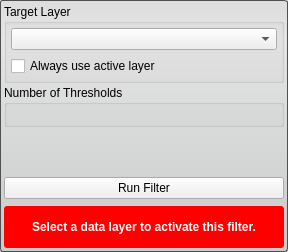
This is src/Interface/ToolInterface/OtsuThresholdFilterInterface.ui in SCIInstitute/Seg3D as Qt 5 draws it before an edit. The edited form follows.
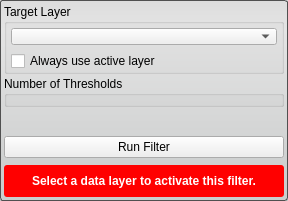
This is the edited form. Custom widgets are drawn as their Qt base class.

Commit message: updates to the Cmake files to remove warnings on Externals updated the SingleTargetTool so that it can handle setting the validity properly for tools and filters that have more than one required combobox. updated all the tool and filter UI's

Diff of the .ui file:
```diff
--- a/src/Interface/ToolInterface/OtsuThresholdFilterInterface.ui
+++ b/src/Interface/ToolInterface/OtsuThresholdFilterInterface.ui
@@ -7,7 +7,7 @@
     <x>0</x>
     <y>0</y>
     <width>288</width>
-    <height>252</height>
+    <height>201</height>
    </rect>
   </property>
   <property name="sizePolicy">
@@ -53,6 +53,18 @@
    </property>
    <item>
     <widget class="QGroupBox" name="target_groupbox_">
+     <property name="minimumSize">
+      <size>
+       <width>0</width>
+       <height>70</height>
+      </size>
+     </property>
+     <property name="maximumSize">
+      <size>
+       <width>16777215</width>
+       <height>70</height>
+      </size>
+     </property>
      <property name="title">
       <string>Target Layer</string>
      </property>
@@ -167,6 +179,12 @@
        <height>32</height>
       </size>
      </property>
+     <property name="maximumSize">
+      <size>
+       <width>16777215</width>
+       <height>32</height>
+      </size>
+     </property>
      <property name="styleSheet">
       <string notr="true">QLabel#message_{
   color: white;
```
The commit also changes 34 other files.
